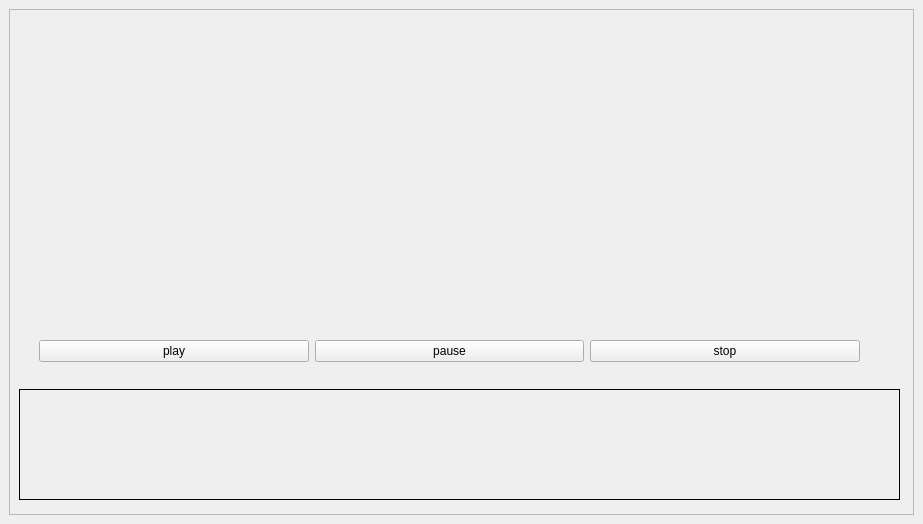
Qt form multimediaUI.ui (snow0112/synopsis_images_of_video) before a commit.
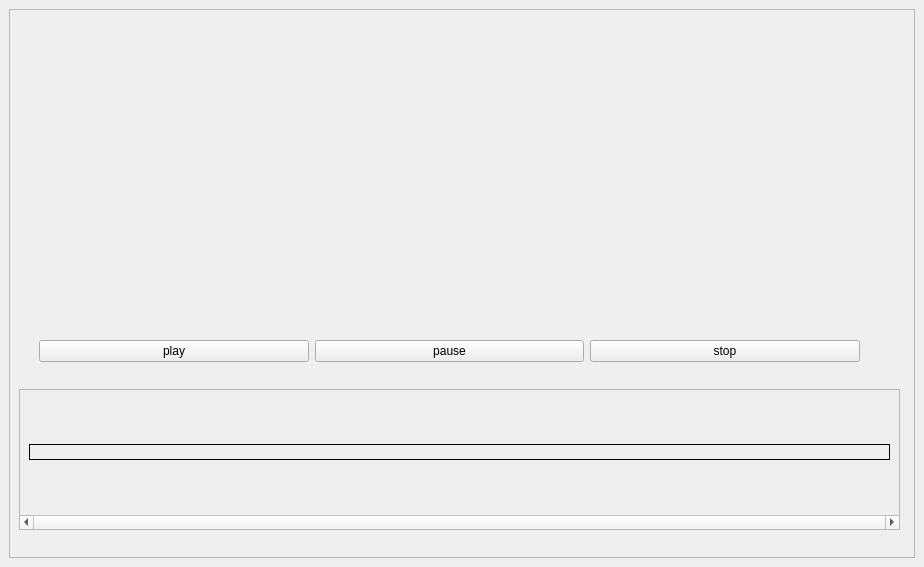
The same form after that commit.

Commit message: scrollable area

Patch:
```diff
--- a/multimediaUI.ui
+++ b/multimediaUI.ui
@@ -6,8 +6,8 @@
    <rect>
     <x>0</x>
     <y>0</y>
-    <width>923</width>
-    <height>524</height>
+    <width>924</width>
+    <height>567</height>
    </rect>
   </property>
   <property name="mouseTracking">
@@ -34,9 +34,9 @@
         <widget class="QLabel" name="video">
          <property name="geometry">
           <rect>
-           <x>9</x>
+           <x>199</x>
            <y>5</y>
-           <width>881</width>
+           <width>491</width>
            <height>311</height>
           </rect>
          </property>
@@ -56,31 +56,6 @@
           <bool>false</bool>
          </property>
         </widget>
-        <widget class="QLabel" name="synopsis">
-         <property name="geometry">
-          <rect>
-           <x>10</x>
-           <y>380</y>
-           <width>881</width>
-           <height>111</height>
-          </rect>
-         </property>
-         <property name="mouseTracking">
-          <bool>true</bool>
-         </property>
-         <property name="frameShape">
-          <enum>QFrame::Box</enum>
-         </property>
-         <property name="text">
-          <string/>
-         </property>
-         <property name="scaledContents">
-          <bool>true</bool>
-         </property>
-         <property name="alignment">
-          <set>Qt::AlignCenter</set>
-         </property>
-        </widget>
         <widget class="QFrame" name="frame_2">
          <property name="geometry">
           <rect>
@@ -130,6 +105,77 @@
           </layout>
          </widget>
         </widget>
+        <widget class="QScrollArea" name="scrollArea">
+         <property name="geometry">
+          <rect>
+           <x>10</x>
+           <y>380</y>
+           <width>881</width>
+           <height>141</height>
+          </rect>
+         </property>
+         <property name="sizePolicy">
+          <sizepolicy hsizetype="MinimumExpanding" vsizetype="MinimumExpanding">
+           <horstretch>0</horstretch>
+           <verstretch>0</verstretch>
+          </sizepolicy>
+         </property>
+         <property name="mouseTracking">
+          <bool>true</bool>
+         </property>
+         <property name="focusPolicy">
+          <enum>Qt::StrongFocus</enum>
+         </property>
+         <property name="verticalScrollBarPolicy">
+          <enum>Qt::ScrollBarAlwaysOff</enum>
+         </property>
+         <property name="horizontalScrollBarPolicy">
+          <enum>Qt::ScrollBarAlwaysOn</enum>
+         </property>
+         <property name="sizeAdjustPolicy">
+          <enum>QAbstractScrollArea::AdjustToContents</enum>
+         </property>
+         <property name="widgetResizable">
+          <bool>true</bool>
+         </property>
+         <widget class="QWidget" name="scrollAreaWidgetContents_3">
+          <property name="geometry">
+           <rect>
+            <x>0</x>
+            <y>0</y>
+            <width>879</width>
+            <height>118</height>
+           </rect>
+          </property>
+          <layout class="QGridLayout" name="gridLayout_2">
+           <item row="0" column="0">
+            <widget class="QLabel" name="synopsis">
+             <property name="sizePolicy">
+              <sizepolicy hsizetype="Preferred" vsizetype="Fixed">
+               <horstretch>0</horstretch>
+               <verstretch>0</verstretch>
+              </sizepolicy>
+             </property>
+             <property name="mouseTracking">
+              <bool>true</bool>
+             </property>
+             <property name="frameShape">
+              <enum>QFrame::Box</enum>
+             </property>
+             <property name="text">
+              <string/>
+             </property>
+             <property name="scaledContents">
+              <bool>true</bool>
+             </property>
+             <property name="alignment">
+              <set>Qt::AlignCenter</set>
+             </property>
+            </widget>
+           </item>
+          </layout>
+         </widget>
+        </widget>
        </widget>
       </item>
      </layout>
```
The commit also changes 3 other files.
